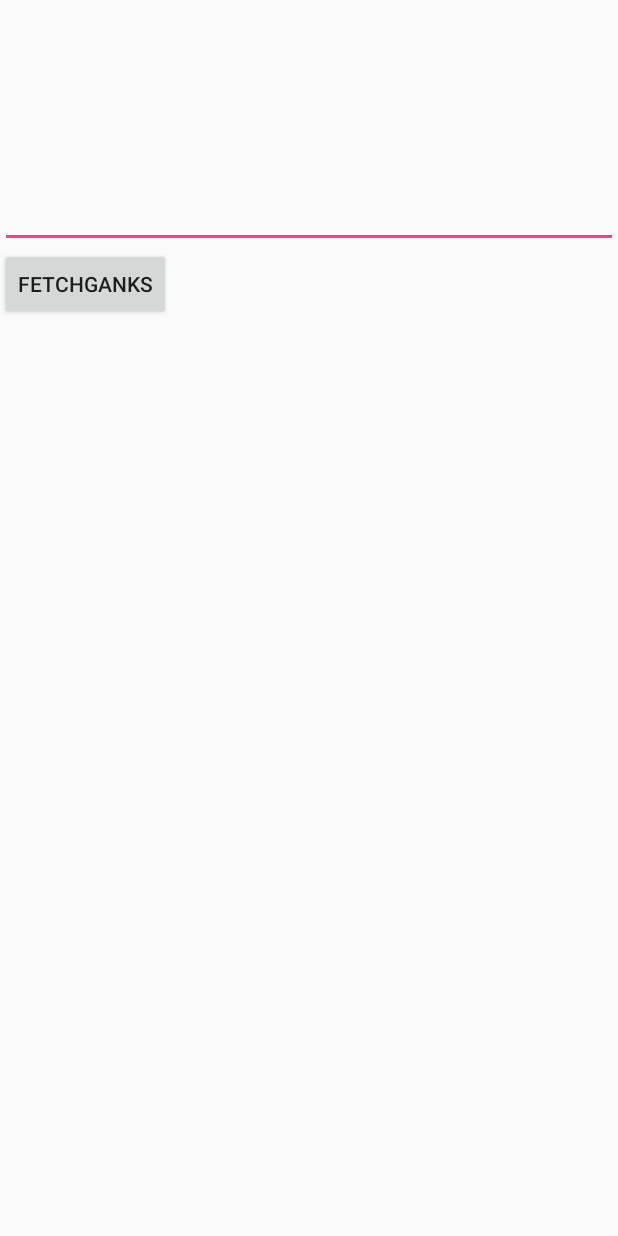
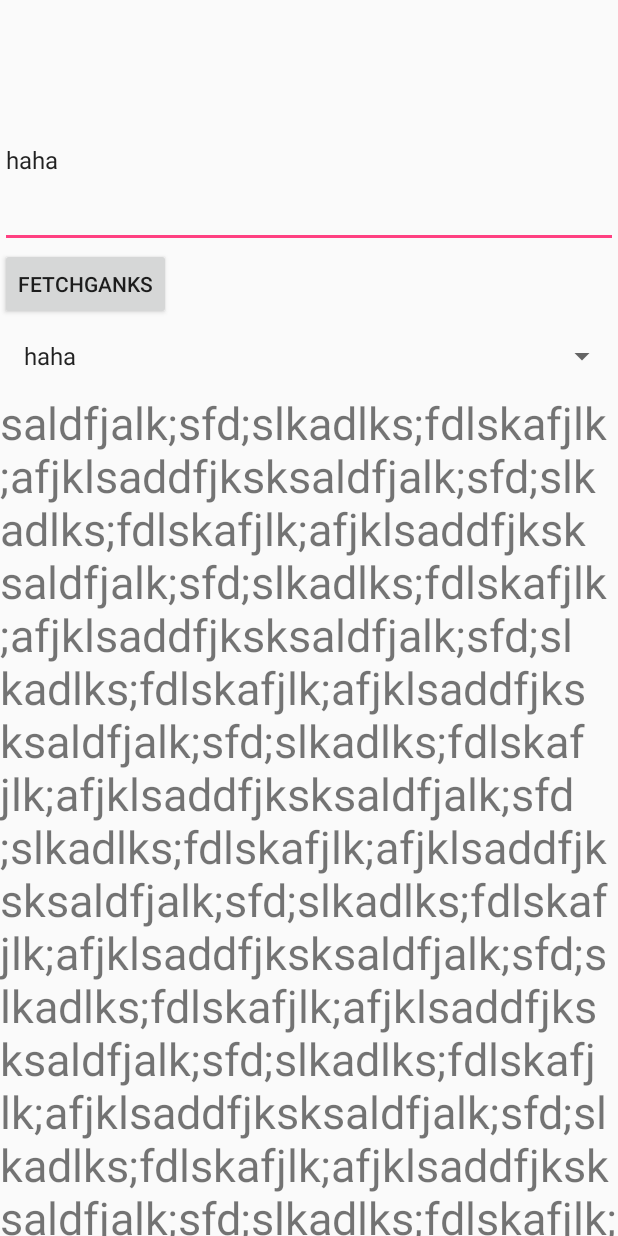
Before and after one commit to Crainax/MysteryGank, an Android app: the screen it shows after launch (MainActivity before the commit, HomeActivity after it), on a phone screen of 412 x 824 dp. Run offline under Robolectric (Android 15) with nearby library versions, the phone set to English and light mode, and no system bars; libraries missing offline, so code that uses them is left out: com.orhanobut.logger, com.squareup.leakcanary, rx.android.schedulers, rx.functions, rx.schedulers and 1 more; 2 statements that could not run were skipped.

Commit message:
Presenter Test complete.

```diff
--- a/app/src/main/AndroidManifest.xml
+++ b/app/src/main/AndroidManifest.xml
@@ -10,7 +10,7 @@
         android:label="@string/app_name"
         android:supportsRtl="true"
         android:theme="@style/AppTheme">
-        <activity android:name=".ui.MainActivity">
+        <activity android:name=".ui.HomeActivity">
             <intent-filter>
                 <action android:name="android.intent.action.MAIN" />
 
--- a/app/src/main/java/com/crainax/mysterygank/presenter/HomePresenter.java
+++ b/app/src/main/java/com/crainax/mysterygank/presenter/HomePresenter.java
@@ -1,4 +1,6 @@
 package com.crainax.mysterygank.presenter;
+
+import android.support.annotation.NonNull;
 
 import com.crainax.mysterygank.bean.MeizhiEntity;
 import com.crainax.mysterygank.bean.OnDataListener;
@@ -12,12 +14,21 @@ import java.util.List;
 /**
  * Created by Crainax on 2016/4/17.
  */
-public class HomePresenter extends MVPBasePresenter<HomeView>  {
+public class HomePresenter extends MVPBasePresenter<HomeView> {
 
-    private GankModel gankmodel;
+    private final GankModel gankmodel;
 
     public HomePresenter() {
-        gankmodel = new GankModelImpl();
+        this(new GankModelImpl());
+    }
+
+    public HomePresenter(@NonNull GankModel gankmodel) {
+        this(null, gankmodel);
+    }
+
+    public HomePresenter(HomeView homeView, @NonNull GankModel gankmodel) {
+        super(homeView);
+        this.gankmodel = gankmodel;
     }
 
     public void getGanksData(final int page) {
--- a/app/src/main/java/com/crainax/mysterygank/presenter/base/MVPBasePresenter.java
+++ b/app/src/main/java/com/crainax/mysterygank/presenter/base/MVPBasePresenter.java
@@ -16,6 +16,10 @@ public class MVPBasePresenter<T> {
 
     private WeakReference<T> viewRef;
 
+    public MVPBasePresenter(T view) {
+        viewRef = new WeakReference<>(view);
+    }
+
     public void attachView(T view) {
         viewRef = new WeakReference<>(view);
     }
@@ -24,7 +28,7 @@ public class MVPBasePresenter<T> {
         return viewRef != null && viewRef.get() != null;
     }
 
-    public T getView() {
+    protected T getView() {
         return viewRef.get();
     }
 
--- a/app/src/main/java/com/crainax/mysterygank/ui/MainActivity.java
+++ b/app/src/main/java/com/crainax/mysterygank/ui/HomeActivity.java
@@ -2,8 +2,11 @@ package com.crainax.mysterygank.ui;
 
 import android.os.Bundle;
 import android.view.View;
+import android.widget.AdapterView;
+import android.widget.ArrayAdapter;
 import android.widget.Button;
 import android.widget.ProgressBar;
+import android.widget.Spinner;
 import android.widget.TextView;
 import android.widget.Toast;
 
@@ -15,7 +18,7 @@ import com.crainax.mysterygank.view.HomeView;
 
 import java.util.List;
 
-public class MainActivity extends BaseActivity<HomeView, HomePresenter>
+public class HomeActivity extends BaseActivity<HomeView, HomePresenter>
         implements HomeView, View.OnClickListener {
 
     private HomePresenter presenter;
@@ -23,6 +26,7 @@ public class MainActivity extends BaseActivity<HomeView, HomePresenter>
     private ProgressBar progressBar;
     private TextView textView;
     private Button button;
+    private Spinner spinner;
 
     @Override
     protected void onCreate(Bundle savedInstanceState) {
@@ -34,11 +38,29 @@ public class MainActivity extends BaseActivity<HomeView, HomePresenter>
 
     private void findView() {
         progressBar = (ProgressBar) findViewById(R.id.pb);
-        textView = (TextView) findViewById(R.id.tv);
+        textView = (TextView) findViewById(R.id.et);
         button = (Button) findViewById(R.id.bt_test);
         if (button != null) {
             button.setOnClickListener(this);
         }
+        spinner = (Spinner) findViewById(R.id.spinner);
+        initSpinner();
+    }
+
+    private void initSpinner() {
+        final String[] datas = {"haha", "xixi", "gugu;", "meme"};
+        spinner.setAdapter(new ArrayAdapter<>(this, android.R.layout.simple_list_item_1, datas));
+        spinner.setOnItemSelectedListener(new AdapterView.OnItemSelectedListener() {
+            @Override
+            public void onItemSelected(AdapterView<?> parent, View view, int position, long id) {
+                textView.setText(datas[position]);
+            }
+
+            @Override
+            public void onNothingSelected(AdapterView<?> parent) {
+
+            }
+        });
     }
 
     @Override
@@ -63,7 +85,7 @@ public class MainActivity extends BaseActivity<HomeView, HomePresenter>
 
     @Override
     public void showErrorMessage() {
-        Toast.makeText(MainActivity.this, "网络异常", Toast.LENGTH_SHORT).show();
+        Toast.makeText(HomeActivity.this, "网络异常", Toast.LENGTH_SHORT).show();
     }
 
     @Override
--- a/app/src/main/res/layout/activity_main.xml
+++ b/app/src/main/res/layout/activity_main.xml
@@ -11,11 +11,12 @@
         android:visibility="invisible" />
 
     <EditText
-        android:id="@+id/tv"
+        android:id="@+id/et"
         android:layout_width="match_parent"
         android:layout_height="wrap_content"
         android:editable="false"
         android:lines="5"
+        android:text="HelloWorld"
         android:textSize="16sp" />
 
     <Button
@@ -24,4 +25,22 @@
         android:layout_height="wrap_content"
         android:text="fetchGanks" />
 
+    <Spinner
+        android:id="@+id/spinner"
+        android:layout_width="match_parent"
+        android:layout_height="wrap_content" />
+
+    <ScrollView
+        android:id="@+id/sv"
+        android:layout_width="match_parent"
+        android:layout_height="match_parent">
+
+        <TextView
+            android:id="@+id/sv_tv"
+            android:layout_width="match_parent"
+            android:layout_height="match_parent"
+            android:text="@string/testLargeText"
+            android:textSize="30sp" />
+    </ScrollView>
+
 </LinearLayout>
--- a/app/src/main/res/values/strings.xml
+++ b/app/src/main/res/values/strings.xml
@@ -1,3 +1,4 @@
 <resources>
     <string name="app_name">MysteryGank</string>
+    <string name="testLargeText">saldfjalk;sfd;slkadlks;fdlskafjlk;afjklsaddfjksksaldfjalk;sfd;slkadlks;fdlskafjlk;afjklsaddfjksksaldfjalk;sfd;slkadlks;fdlskafjlk;afjklsaddfjksksaldfjalk;sfd;slkadlks;fdlskafjlk;afjklsaddfjksksaldfjalk;sfd;slkadlks;fdlskafjlk;afjklsaddfjksksaldfjalk;sfd;slkadlks;fdlskafjlk;afjklsaddfjksksaldfjalk;sfd;slkadlks;fdlskafjlk;afjklsaddfjksksaldfjalk;sfd;slkadlks;fdlskafjlk;afjklsaddfjksksaldfjalk;sfd;slkadlks;fdlskafjlk;afjklsaddfjksksaldfjalk;sfd;slkadlks;fdlskafjlk;afjklsaddfjksksaldfjalk;sfd;slkadlks;fdlskafjlk;afjklsaddfjksksaldfjalk;sfd;slkadlks;fdlskafjlk;afjklsaddfjksksaldfjalk;sfd;slkadlks;fdlskafjlk;afjklsaddfjksksaldfjalk;sfd;slkadlks;fdlskafjlk;afjklsaddfjksksaldfjalk;sfd;slkadlks;fdlskafjlk;afjklsaddfjksksaldfjalk;sfd;slkadlks;fdlskafjlk;afjklsaddfjksksaldfjalk;sfd;slkadlks;fdlskafjlk;afjklsaddfjksksaldfjalk;sfd;slkadlks;fdlskafjlk;afjklsaddfjksksaldfjalk;sfd;slkadlks;fdlskafjlk;afjklsaddfjksksaldfjalk;sfd;slkadlks;fdlskafjlk;afjklsaddfjksksaldfjalk;sfd;slkadlks;fdlskafjlk;afjklsaddfjksk</string>
 </resources>
```
Also changed, not shown: app/build.gradle (+8 -0 lines), app/src/main/java/com/crainax/mysterygank/bean/MeizhiEntity.java (+8 -0 lines), 3 other files.
